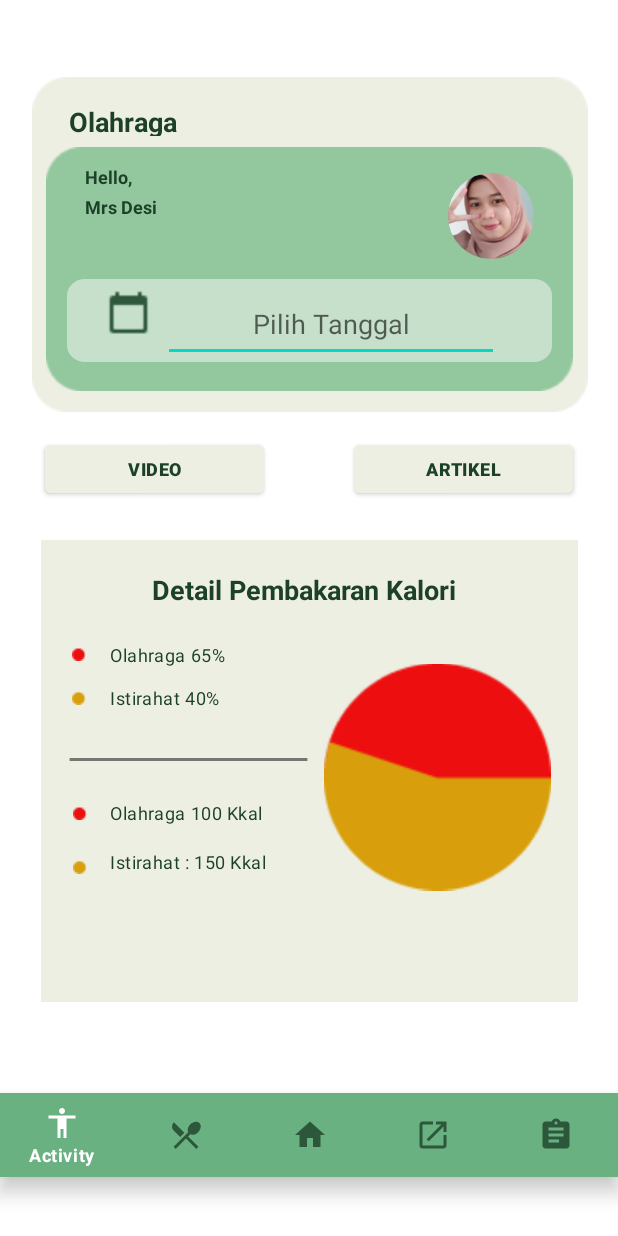
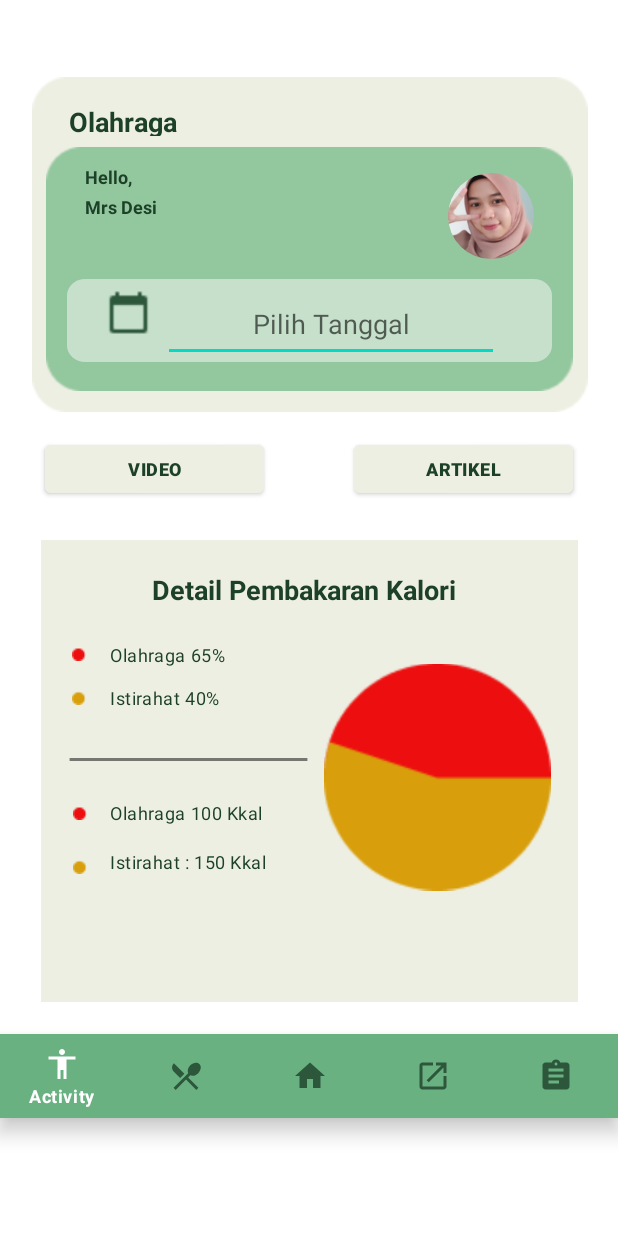
Before and after one commit to leoagustino/healthfull, an Android app: the olahraga screen opened directly, with no data from a screen before it, on a phone screen of 412 x 824 dp. Run offline under Robolectric (Android 15) with nearby library versions, the light colour scheme and no system bars; plain views replace CircularImageView.

Commit message:
onbrd,nav,org

```diff
--- a/app/src/main/AndroidManifest.xml
+++ b/app/src/main/AndroidManifest.xml
@@ -9,10 +9,6 @@
         android:roundIcon="@mipmap/ic_launcher_round"
         android:supportsRtl="true"
         android:theme="@style/Theme.Healthfull">
-        <activity
-            android:name=".Navbar"
-            android:exported="true"
-            android:label="@string/title_activity_navbar" />
         <activity
             android:name=".onboard1"
             android:exported="true">
--- a/app/src/main/java/com/example/healthfull/olahraga.java
+++ b/app/src/main/java/com/example/healthfull/olahraga.java
@@ -42,7 +42,7 @@ public class olahraga extends AppCompatActivity {
                     case R.id.weight:
                         Toast.makeText(olahraga.this, "Weight clicked", Toast.LENGTH_SHORT).show();
                     case R.id.evaluasi:
-                        Toast.makeText(olahraga.this, "Evaluation clicked", Toast.LENGTH_SHORT).show();
+                        Toast.makeText(olahraga.this, "Evalution clicked", Toast.LENGTH_SHORT).show();
                 }
                 return true;
             }
--- a/app/src/main/res/layout/activity_olahraga.xml
+++ b/app/src/main/res/layout/activity_olahraga.xml
@@ -341,17 +341,16 @@
 
     <com.google.android.material.bottomnavigation.BottomNavigationView
         android:id="@+id/menu_bawah"
-        android:background="@color/nav"
-        app:itemIconTint="@drawable/state_bnv"
-        app:itemTextColor="@drawable/state_bnv"
         android:layout_width="match_parent"
         android:layout_height="wrap_content"
         android:layout_gravity="bottom"
         android:layout_marginTop="21dp"
+        android:background="@color/nav"
         android:foregroundGravity="bottom"
-        app:layout_constraintBottom_toBottomOf="parent"
+        app:itemIconTint="@drawable/state_bnv"
+        app:itemTextColor="@drawable/state_bnv"
         app:layout_constraintEnd_toEndOf="parent"
-        app:layout_constraintHorizontal_bias="1.0"
+        app:layout_constraintHorizontal_bias="0.0"
         app:layout_constraintStart_toStartOf="parent"
         app:layout_constraintTop_toBottomOf="@+id/card"
         app:menu="@menu/menu_bawah" />
```
